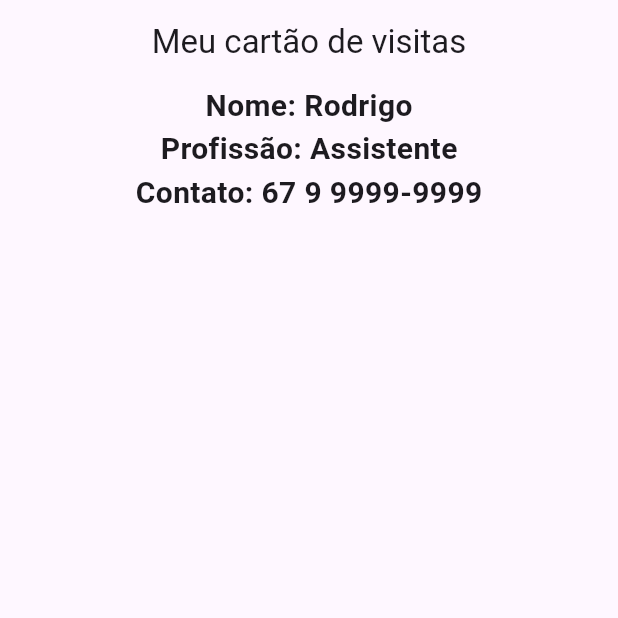
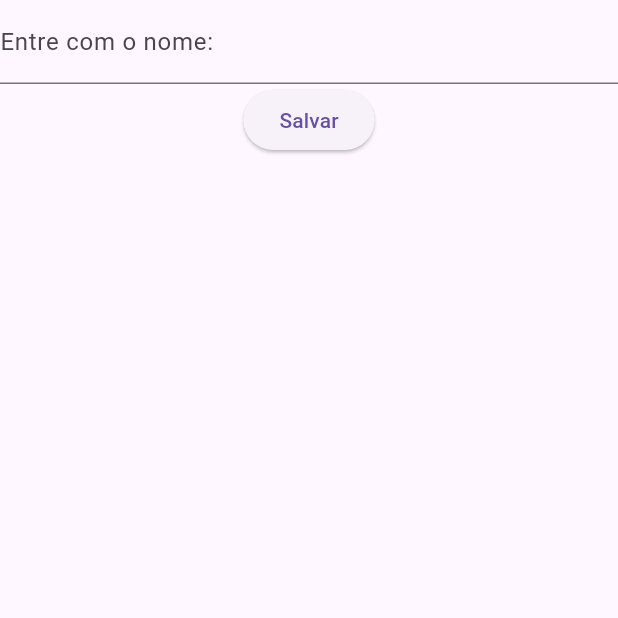
Before and after one commit to rodrigoraa/Programa-o-Desktop, a Flutter app: the screen it shows after launch, on a phone screen of 412 x 824 dp, the top half of it. Run offline on Flutter 3.47's test engine with Material 3 defaults, Android fonts, the phone set to English and light mode, and no system bars.

Commit message:
Atividade 1 - 2 - 3 da Primeira atividade em Flutter

```diff
--- a/lib/main.dart
+++ b/lib/main.dart
@@ -4,7 +4,7 @@ void main() {
   runApp(App());
 }
 
-class App extends StatelessWidget {
+/* class App extends StatelessWidget {
   var _nome = "Rodrigo";
   var _profissao = "Assistente";
   var _contato = "67 9 9999-9999";
@@ -34,4 +34,76 @@ class App extends StatelessWidget {
       ),
     );
   }
+} */
+
+/* class App extends StatefulWidget {
+  @override
+  State<StatefulWidget> createState() {
+    return AppState();
+  }
 }
+
+class AppState extends State<App> {
+  var cont = 0;
+  @override
+  Widget build(BuildContext context) {
+    return MaterialApp(
+      home: Scaffold(
+        body: Center(
+          child: (Column(
+            mainAxisAlignment: MainAxisAlignment.center,
+            children: [
+              ElevatedButton(
+                child: Text(cont > 0 ? "$cont Clicks" : "Aperte aqui"),
+                onPressed: () {
+                  setState(() {
+                    cont++;
+                  });
+                  print('$cont');
+                },
+              ),
+            ],
+          )),
+        ),
+      ),
+    );
+  }
+} */
+
+class App extends StatefulWidget {
+  @override
+  State<StatefulWidget> createState() {
+    return AppState();
+  }
+}
+
+class AppState extends State<App> {
+  var _nome;
+  var _meuController = TextEditingController();
+  @override
+  Widget build(BuildContext context) {
+    return MaterialApp(
+      home: Scaffold(
+        body: Form(
+          child: Column(
+            children: [
+              TextFormField(
+                decoration: InputDecoration(label: Text("Entre com o nome: ")),
+                controller: _meuController,
+              ),
+              ElevatedButton(
+                child: Text("Salvar"),
+                onPressed: () {
+                  setState(() {
+                    _nome = _meuController.text;
+                  });
+                  print("$_nome");
+                },
+              ),
+            ],
+          ),
+        ),
+      ),
+    );
+  }
+}
```
